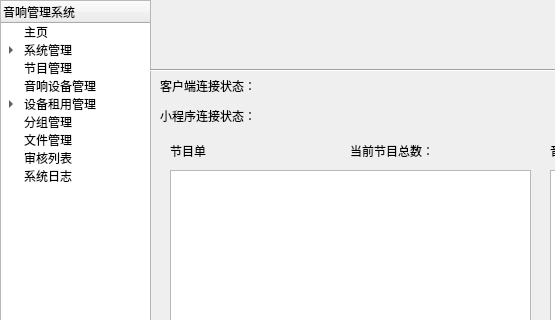
Before: the Qt Designer form menu.ui in sayoishoka/qtBroadcastServer, drawn with Qt 5; both pictures show x 0 to 555 and y 0 to 320 of the 1300 by 850 pixel window.
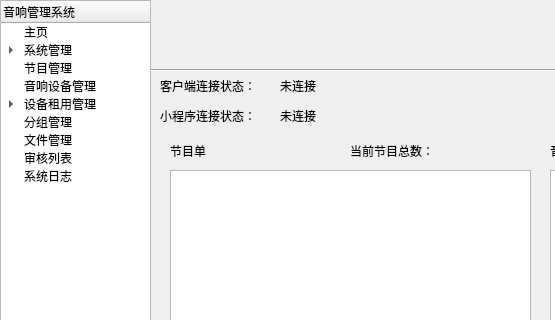
After: the same form once the commit is applied. Icons and pictures are not drawn.

```diff
--- a/menu.ui
+++ b/menu.ui
@@ -310,6 +310,32 @@
       <string>音响状态</string>
      </property>
     </widget>
+    <widget class="QLabel" name="client_status">
+     <property name="geometry">
+      <rect>
+       <x>130</x>
+       <y>0</y>
+       <width>71</width>
+       <height>31</height>
+      </rect>
+     </property>
+     <property name="text">
+      <string>未连接</string>
+     </property>
+    </widget>
+    <widget class="QLabel" name="applet_status">
+     <property name="geometry">
+      <rect>
+       <x>130</x>
+       <y>30</y>
+       <width>71</width>
+       <height>31</height>
+      </rect>
+     </property>
+     <property name="text">
+      <string>未连接</string>
+     </property>
+    </widget>
    </widget>
    <widget class="QWidget" name="page_2"/>
   </widget>
```
